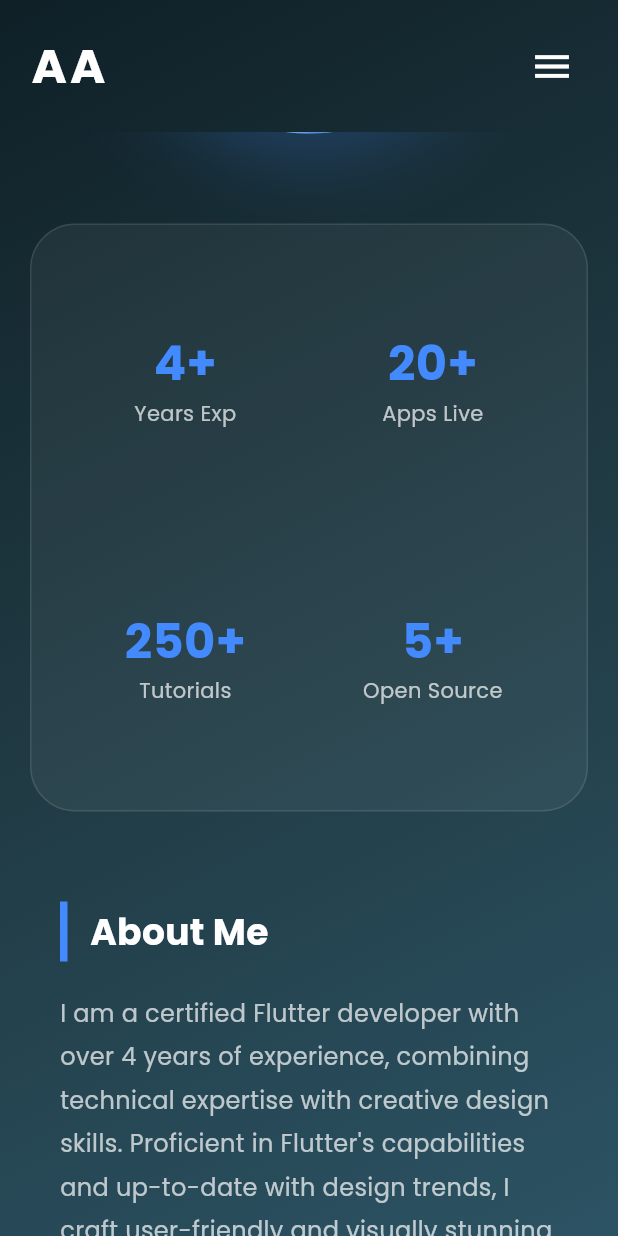
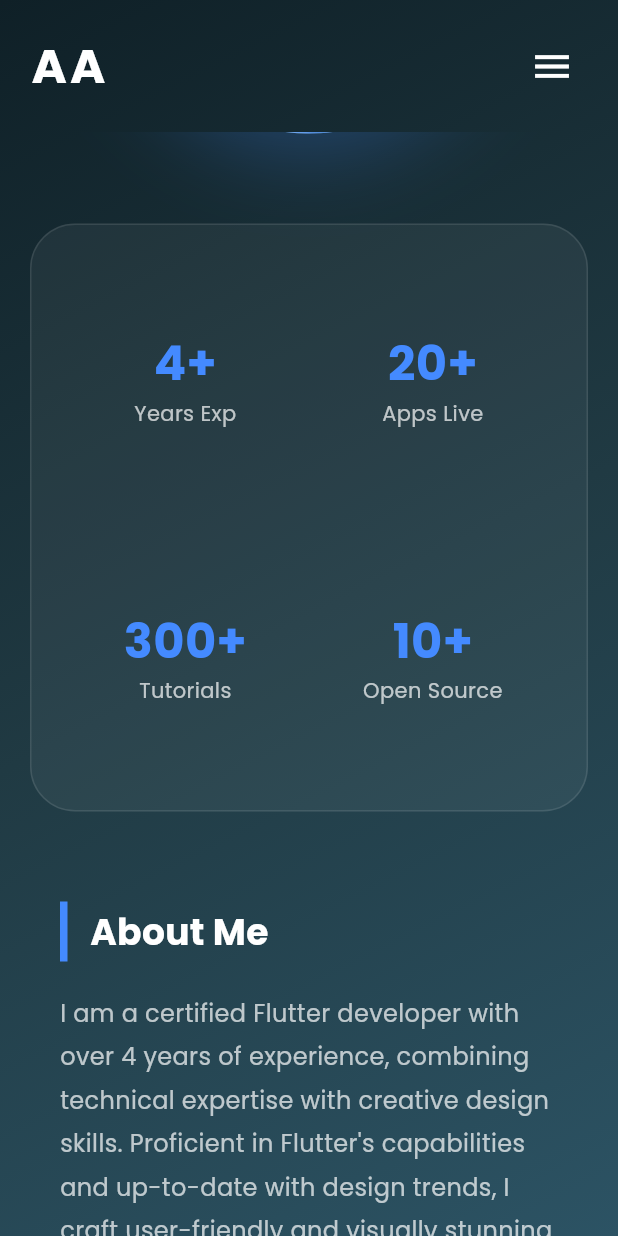
Before and after one commit to abubakar955786/my_portfolio, a Flutter app: the screen it shows after launch, scrolled down 576 dp, on a phone screen of 412 x 824 dp. Run offline on Flutter 3.47's test engine with Material 3 defaults, Android fonts, the phone set to English and light mode, and no system bars; our stand-ins replace google_fonts; missing offline and left inert: dart:html.

```diff
--- a/lib/home_page.dart
+++ b/lib/home_page.dart
@@ -214,8 +214,8 @@ class _HomePageState extends State<HomePage> {
               children: [
                 _buildStatItem("4+", "Years Exp"),
                 _buildStatItem("20+", "Apps Live"),
-                _buildStatItem("250+", "Tutorials"),
-                _buildStatItem("5+", "Open Source"),
+                _buildStatItem("300+", "Tutorials"),
+                _buildStatItem("10+", "Open Source"),
               ],
             )
           : Row(
@@ -223,8 +223,8 @@ class _HomePageState extends State<HomePage> {
               children: [
                 _buildStatItem("4+", "Years Exp"),
                 _buildStatItem("20+", "Apps Live"),
-                _buildStatItem("250+", "Tutorials"),
-                _buildStatItem("5+", "Open Source"),
+                _buildStatItem("300+", "Tutorials"),
+                _buildStatItem("10+", "Open Source"),
               ],
             ),
     );
```
Also changed, not shown: 2 other files.
